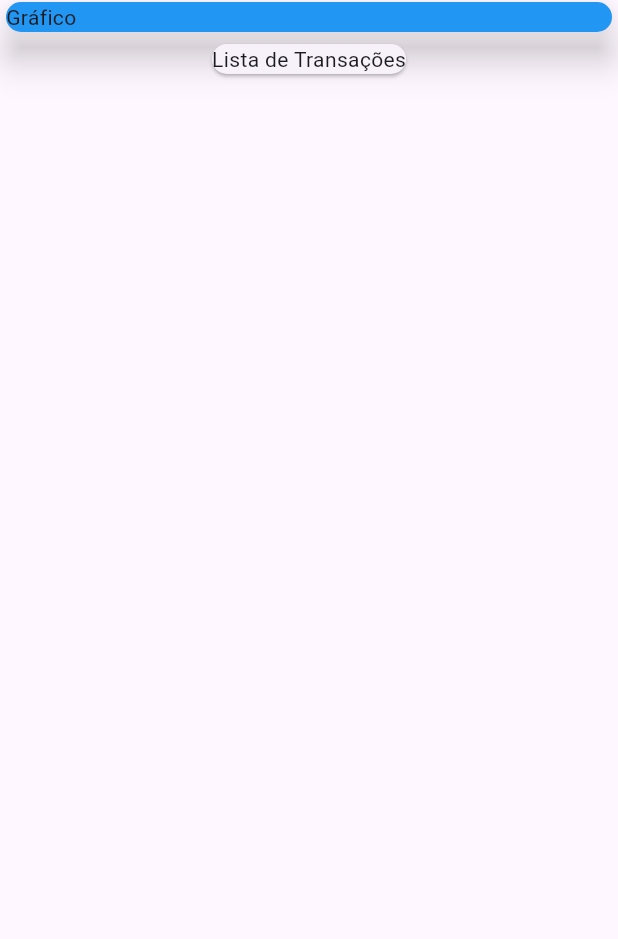
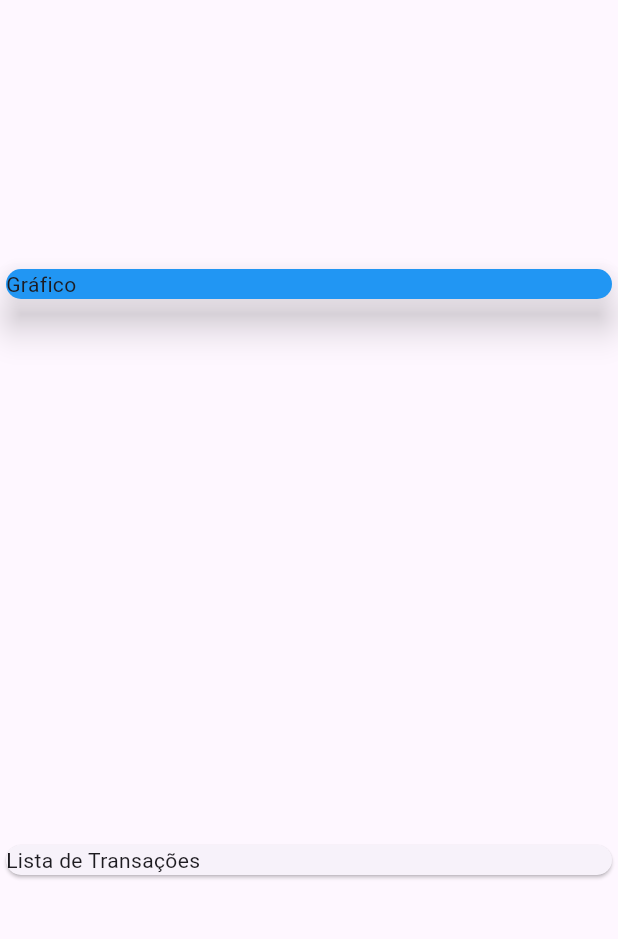
Before and after one commit to ArthurRodriguesBraga-Dev/AppDespesasPessoais, a Flutter app: the screen it shows after launch, on a phone screen of 412 x 824 dp, the part 88-1027 px from its top. Run offline on Flutter 3.47's test engine with Material 3 defaults, Android fonts, the phone set to English and light mode, and no system bars.

Commit message:
Adição dos comandos mainAxis e crossAxis

```diff
--- a/lib/main.dart
+++ b/lib/main.dart
@@ -23,9 +23,10 @@ class MyHomePage extends StatelessWidget {
         title: Text("Despesas Pessoais"),
       ),
       body: Column(
+        mainAxisAlignment: MainAxisAlignment.spaceAround, //Adiciona um espaço entre os elementos
+        crossAxisAlignment: CrossAxisAlignment.stretch, //Ela estica os elementos
         children: [
           Container(
-            width: double.infinity,
             child: Card(
               color: Colors.blue,
               elevation: 10,
```
